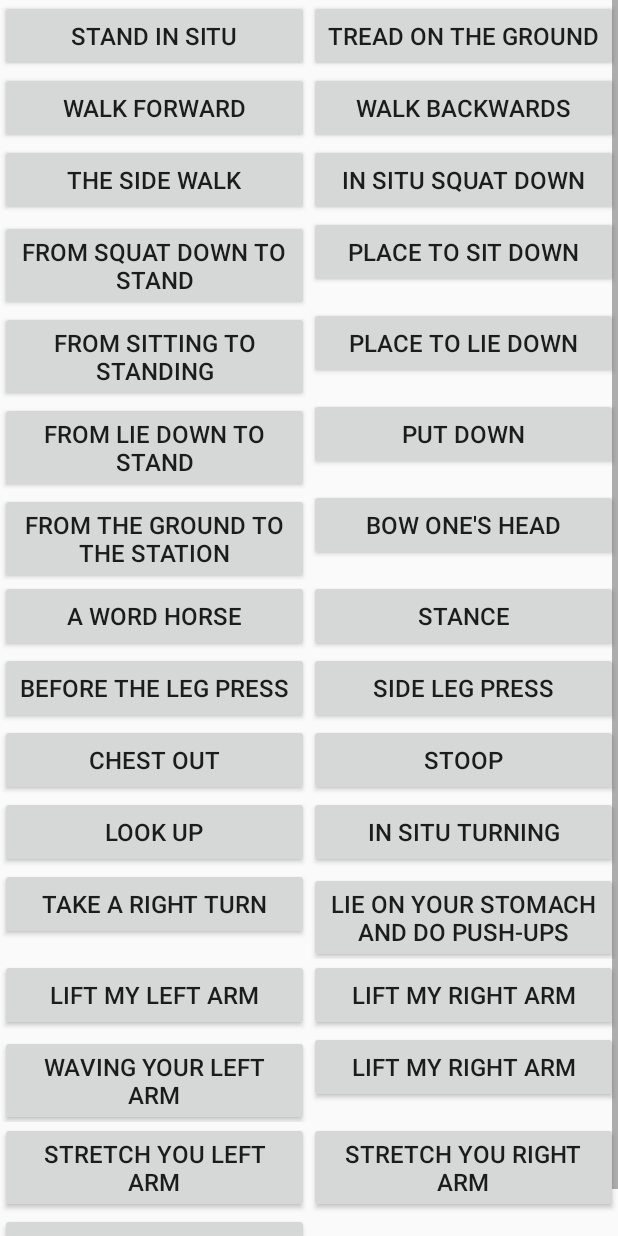
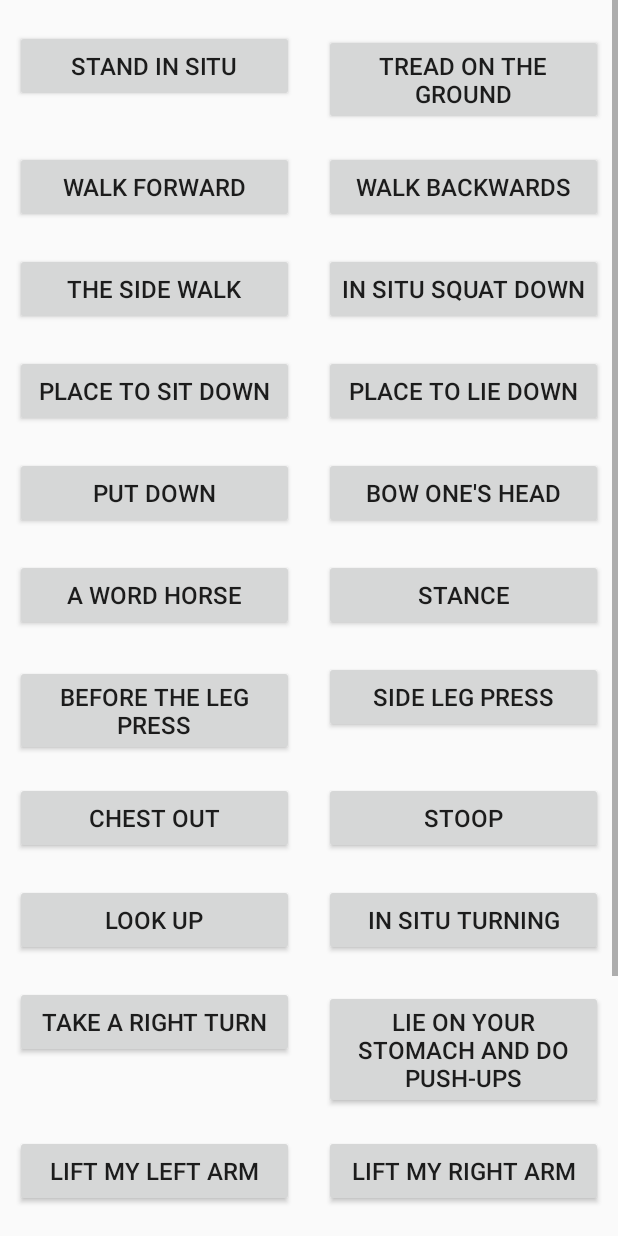
Before and after one commit to mohuaiyuan2015/bluetoothTest, an Android app: the layout communicate_layout.xml on its own in the app's theme, with its tools: preview values and no code run, on a phone screen of 412 x 824 dp. Run offline under Robolectric (Android 15) with nearby library versions, the phone set to English and light mode, and no system bars.

Commit message:
update:Communicate :annotation RecyclerView ,annotation 4 buttons ;add: Communicate :add 4 sign ;remove: remove Orders class

```diff
--- a/app/src/main/java/com/example/yf_04/bluetoothtest/bean/BasicAction.java
+++ b/app/src/main/java/com/example/yf_04/bluetoothtest/bean/BasicAction.java
@@ -48,4 +48,5 @@ public class BasicAction {
     public void setOrderId(String orderId) {
         this.orderId = orderId;
     }
+
 }
--- a/app/src/main/res/layout/activity_main.xml
+++ b/app/src/main/res/layout/activity_main.xml
@@ -32,7 +32,6 @@
         android:id="@+id/recycleview"
         android:layout_width="match_parent"
         android:layout_height="match_parent"
-        android:background="#00ff00"
         />
 
 
--- a/app/src/main/res/layout/communicate_layout.xml
+++ b/app/src/main/res/layout/communicate_layout.xml
@@ -18,23 +18,26 @@
                 android:layout_width="match_parent"
                 android:layout_height="wrap_content"
                 android:orientation="horizontal"
+                android:layout_marginTop="@dimen/btnMargin"
                 >
                 <Button
                     android:id="@+id/standInSitu"
-                    android:layout_width="0dp"
+                    android:layout_width="0dip"
                     android:layout_height="wrap_content"
                     android:layout_weight="1"
                     android:text="@string/stand_in_situ"
                     android:textSize="@dimen/textSize"
+                    android:layout_margin="@dimen/btnMargin"
                     />
 
                 <Button
                     android:id="@+id/treadOnTheGround"
-                    android:layout_width="0dp"
+                    android:layout_width="0dip"
                     android:layout_height="wrap_content"
                     android:layout_weight="1"
                     android:text="@string/tread_on_the_ground"
                     android:textSize="@dimen/textSize"
+                    android:layout_margin="@dimen/btnMargin"
                     />
 
             </LinearLayout>
@@ -45,20 +48,22 @@
                 >
                 <Button
                     android:id="@+id/walkForward"
-                    android:layout_width="0dp"
+                    android:layout_width="0dip"
                     android:layout_height="wrap_content"
                     android:layout_weight="1"
                     android:text="@string/walk_forward"
                     android:textSize="@dimen/textSize"
+                    android:layout_margin="@dimen/btnMargin"
                     />
 
                 <Button
                     android:id="@+id/walkBackwards"
-                    android:layout_width="0dp"
+                    android:layout_width="0dip"
                     android:layout_height="wrap_content"
                     android:layout_weight="1"
                     android:text="@string/walk_backwards"
                     android:textSize="@dimen/textSize"
+                    android:layout_margin="@dimen/btnMargin"
                     />
 
             </LinearLayout>
@@ -70,116 +75,145 @@
                 >
                 <Button
                     android:id="@+id/theSideWalk"
-                    android:layout_width="0dp"
+                    android:layout_width="0dip"
                     android:layout_height="wrap_content"
                     android:layout_weight="1"
                     android:text="@string/the_side_walk"
                     android:textSize="@dimen/textSize"
+                    android:layout_margin="@dimen/btnMargin"
+
                     />
 
                 <Button
                     android:id="@+id/inSituSquatDown"
-                    android:layout_width="0dp"
+                    android:layout_width="0dip"
                     android:layout_height="wrap_content"
                     android:layout_weight="1"
                     android:text="@string/in_situ_squat_down"
                     android:textSize="@dimen/textSize"
+                    android:layout_margin="@dimen/btnMargin"
                     />
 
             </LinearLayout>
-            <LinearLayout
+            <!--<LinearLayout
                 android:layout_width="match_parent"
                 android:layout_height="wrap_content"
                 android:orientation="horizontal"
                 >
                 <Button
                     android:id="@+id/fromSquatDownToStand"
-                    android:layout_width="0dp"
+                    android:layout_width="0dip"
                     android:layout_height="wrap_content"
                     android:layout_weight="1"
                     android:text="@string/from_squat_down_to_stand"
                     android:textSize="@dimen/textSize"
+                    android:layout_margin="@dimen/btnMargin"
                     />
 
                 <Button
                     android:id="@+id/placeToSitDown"
-                    android:layout_width="0dp"
+                    android:layout_width="0dip"
                     android:layout_height="wrap_content"
                     android:layout_weight="1"
                     android:text="@string/place_to_sit_down"
                     android:textSize="@dimen/textSize"
+                    android:layout_margin="@dimen/btnMargin"
                     />
 
-            </LinearLayout>
+            </LinearLayout>-->
             <LinearLayout
                 android:layout_width="match_parent"
                 android:layout_height="wrap_content"
                 android:orientation="horizontal"
                 >
-                <Button
+               <!-- <Button
                     android:id="@+id/fromSittingToStanding"
-                    android:layout_width="0dp"
+                    android:layout_width="0dip"
                     android:layout_height="wrap_content"
                     android:layout_weight="1"
                     android:text="@string/from_sitting_to_standing"
                     android:textSize="@dimen/textSize"
+                    android:layout_margin="@dimen/btnMargin"
+                    />-->
+                <Button
+                    android:id="@+id/placeToSitDown"
+                    android:layout_width="0dip"
+                    android:layout_height="wrap_content"
+                    android:layout_weight="1"
+                    android:text="@string/place_to_sit_down"
+                    android:textSize="@dimen/textSize"
+                    android:layout_margin="@dimen/btnMargin"
                     />
 
                 <Button
                     android:id="@+id/placeToLieDown"
-                    android:layout_width="0dp"
+                    android:layout_width="0dip"
                     android:layout_height="wrap_content"
                     android:layout_weight="1"
                     android:text="@string/place_to_lie_down"
                     android:textSize="@dimen/textSize"
+                    android:layout_margin="@dimen/btnMargin"
                     />
 
             </LinearLayout>
-            <LinearLayout
+           <!-- <LinearLayout
                 android:layout_width="match_parent"
                 android:layout_height="wrap_content"
                 android:orientation="horizontal"
                 >
                 <Button
                     android:id="@+id/fromLieDownToStand"
-                    android:layout_width="0dp"
+                    android:layout_width="0dip"
                     android:layout_height="wrap_content"
                     android:layout_weight="1"
                     android:text="@string/from_lie_down_to_stand"
                     android:textSize="@dimen/textSize"
+                    android:layout_margin="@dimen/btnMargin"
                     />
 
                 <Button
                     android:id="@+id/putDown"
-                    android:layout_width="0dp"
+                    android:layout_width="0dip"
                     android:layout_height="wrap_content"
                     android:layout_weight="1"
                     android:text="@string/put_down"
                     android:textSize="@dimen/textSize"
+                    android:layout_margin="@dimen/btnMargin"
                     />
 
-            </LinearLayout>
+            </LinearLayout>-->
             <LinearLayout
                 android:layout_width="match_parent"
                 android:layout_height="wrap_content"
                 android:orientation="horizontal"
                 >
-                <Button
+               <!-- <Button
                     android:id="@+id/fromTheGroundToTheStation"
-                    android:layout_width="0dp"
+                    android:layout_width="0dip"
                     android:layout_height="wrap_content"
                     android:layout_weight="1"
                     android:text="@string/from_the_ground_to_the_station"
                     android:textSize="@dimen/textSize"
+                    android:layout_margin="@dimen/btnMargin"
+                    />-->
+                <Button
+                    android:id="@+id/putDown"
+                    android:layout_width="0dip"
+                    android:layout_height="wrap_content"
+                    android:layout_weight="1"
+                    android:text="@string/put_down"
+                    android:textSize="@dimen/textSize"
+                    android:layout_margin="@dimen/btnMargin"
                     />
 
                 <Button
                     android:id="@+id/bowOnesHead"
-                    android:layout_width="0dp"
+                    android:layout_width="0dip"
                     android:layout_height="wrap_content"
                     android:layout_weight="1"
                     android:text="@string/bow_ones_head"
                     android:textSize="@dimen/textSize"
+                    android:layout_margin="@dimen/btnMargin"
                     />
 
             </LinearLayout>
@@ -190,20 +224,22 @@
                 >
                 <Button
                     android:id="@+id/aWordHorse"
-                    android:layout_width="0dp"
+                    android:layout_width="0dip"
                     android:layout_height="wrap_content"
                     android:layout_weight="1"
                     android:text="@string/a_word_horse"
                     android:textSize="@dimen/textSize"
+                    android:layout_margin="@dimen/btnMargin"
                     />
 
                 <Button
                     android:id="@+id/stance"
-                    android:layout_width="0dp"
+                    android:layout_width="0dip"
                     android:layout_height="wrap_content"
                     android:layout_weight="1"
                     android:text="@string/stance"
                     android:textSize="@dimen/textSize"
+                    android:layout_margin="@dimen/btnMargin"
                     />
 
             </LinearLayout>
@@ -214,20 +250,22 @@
                 >
                 <Button
                     android:id="@+id/beforeTheLegPress"
-                    android:layout_width="0dp"
+                    android:layout_width="0dip"
                     android:layout_height="wrap_content"
                     android:layout_weight="1"
                     android:text="@string/before_the_leg_press"
                     android:textSize="@dimen/textSize"
+                    android:layout_margin="@dimen/btnMargin"
                     />
 
                 <Button
                     android:id="@+id/sideLegPress"
-                    android:layout_width="0dp"
+                    android:layout_width="0dip"
                     android:layout_height="wrap_content"
                     android:layout_weight="1"
                     android:text="@string/side_leg_press"
                     android:textSize="@dimen/textSize"
+                    android:layout_margin="@dimen/btnMargin"
                     />
 
             </LinearLayout>
@@ -238,20 +276,22 @@
                     >
                 <Button
                     android:id="@+id/chestOut"
-                    android:layout_width="0dp"
+                    android:layout_width="0dip"
                     android:layout_height="wrap_content"
                     android:layout_weight="1"
                     android:text="@string/chest_out"
                     android:textSize="@dimen/textSize"
+                    android:layout_margin="@dimen/btnMargin"
                     />
 
                 <Button
                     android:id="@+id/stoop"
-                    android:layout_width="0dp"
+                    android:layout_width="0dip"
                     android:layout_height="wrap_content"
                     android:layout_weight="1"
                     android:text="@string/stoop"
                     android:textSize="@dimen/textSize"
+                    android:layout_margin="@dimen/btnMargin"
                     />
 
             </LinearLayout>
@@ -262,20 +302,22 @@
                     >
                 <Button
                     android:id="@+id/lookUp"
-                    android:layout_width="0dp"
+                    android:layout_width="0dip"
                     android:layout_height="wrap_content"
                     android:layout_weight="1"
                     android:text="@string/look_up"
                     android:textSize="@dimen/textSize"
+                    android:layout_margin="@dimen/btnMargin"
                     />
 
                 <Button
                     android:id="@+id/inSituTurning"
-                    android:layout_width="0dp"
+                    android:layout_width="0dip"
                     android:layout_height="wrap_content"
                     android:layout_weight="1"
                     android:text="@string/in_situ_turning"
                     android:textSize="@dimen/textSize"
+                    android:layout_margin="@dimen/btnMargin"
                     />
 
             </LinearLayout>
@@ -286,20 +328,22 @@
                 >
                 <Button
                     android:id="@+id/takeARightTurn"
-                    android:layout_width="0dp"
+                    android:layout_width="0dip"
                     android:layout_height="wrap_content"
                     android:layout_weight="1"
                     android:text="@string/take_a_right_turn"
                     android:textSize="@dimen/textSize"
+                    android:layout_margin="@dimen/btnMargin"
                     />
 
                 <Button
                     android:id="@+id/lieOnYourStomachAndDoPushUps"
-                    android:layout_width="0dp"
+                    android:layout_width="0dip"
                     android:layout_height="wrap_content"
                     android:layout_weight="1"
                     android:text="@string/lie_on_your_stomach_and_do_push_ups"
                     android:textSize="@dimen/textSize"
+                    android:layout_margin="@dimen/btnMargin"
                     />
 
             </LinearLayout>
@@ -310,20 +354,22 @@
                     >
                     <Button
                         android:id="@+id/liftMyLeftArm"
-                        android:layout_width="0dp"
+                        android:layout_width="0dip"
                         android:layout_height="wrap_content"
                         android:layout_weight="1"
                         android:text="@string/lift_my_left_arm"
                         android:textSize="@dimen/textSize"
+                        android:layout_margin="@dimen/btnMargin"
                         />
 
                     <Button
                         android:id="@+id/liftMyRightArm"
-                        android:layout_width="0dp"
+                        android:layout_width="0dip"
                         android:layout_height="wrap_content"
                         android:layout_weight="1"
                         android:text="@string/lift_my_right_arm"
                         android:textSize="@dimen/textSize"
+                        android:layout_margin="@dimen/btnMargin"
                         />
 
             </LinearLayout>
@@ -334,20 +380,22 @@
                 >
                 <Button
                     android:id="@+id/wavingYourLeftArm"
-                    android:layout_width="0dp"
+                    android:layout_width="0dip"
                     android:layout_height="wrap_content"
                     android:layout_weight="1"
                     android:text="@string/waving_your_left_arm"
                     android:textSize="@dimen/textSize"
+                    android:layout_margin="@dimen/btnMargin"
                     />
 
                 <Button
                     android:id="@+id/wavingYouRightArm"
-                    android:layout_width="0dp"
+                    android:layout_width="0dip"
                     android:layout_height="wrap_content"
                     android:layout_weight="1"
-                    android:text="@string/lift_my_right_arm"
+                    android:text="@string/waving_you_right_arm"
                     android:textSize="@dimen/textSize"
+                    android:layout_margin="@dimen/btnMargin"
                     />
 
             </LinearLayout>
@@ -358,20 +406,22 @@
                 >
                 <Button
                     android:id="@+id/stretchYouLeftArm"
-                    android:layout_width="0dp"
+                    android:layout_width="0dip"
                     android:layout_height="wrap_content"
                     android:layout_weight="1"
                     android:text="@string/stretch_you_left_arm"
                     android:textSize="@dimen/textSize"
+                    android:layout_margin="@dimen/btnMargin"
                     />
 
                 <Button
                     android:id="@+id/stretchYouRightArm"
-                    android:layout_width="0dp"
+                    android:layout_width="0dip"
                     android:layout_height="wrap_content"
                     android:layout_weight="1"
                     android:text="@string/stretch_you_right_arm"
                     android:textSize="@dimen/textSize"
+                    android:layout_margin="@dimen/btnMargin"
                     />
 
             </LinearLayout>
@@ -382,21 +432,23 @@
                 >
                 <Button
                     android:id="@+id/playBasketball"
-                    android:layout_width="0dp"
+                    android:layout_width="0dip"
                     android:layout_height="wrap_content"
                     android:layout_weight="1"
                     android:text="@string/play_basketball"
                     android:textSize="@dimen/textSize"
+                    android:layout_margin="@dimen/btnMargin"
                     />
 
                 <Button
                     android:id="@+id/toBeContinue"
-                    android:layout_width="0dp"
+                    android:layout_width="0dip"
                     android:layout_height="wrap_content"
                     android:layout_weight="1"
                     android:text="@string/to_be_continue"
                     android:textSize="@dimen/textSize"
                     android:visibility="invisible"
+                    android:layout_margin="@dimen/btnMargin"
 
                     />
 
--- a/app/src/main/res/values/dimens.xml
+++ b/app/src/main/res/values/dimens.xml
@@ -1,4 +1,5 @@
 <resources>
     <dimen name="fab_margin">16dp</dimen>
     <dimen name="textSize">16sp</dimen>
+    <dimen name="btnMargin">10dip</dimen>
 </resources>
```
Also changed, not shown: app/src/main/AndroidManifest.xml (+6 -1 lines), app/src/main/java/com/example/yf_04/bluetoothtest/BlueToothLeService/BluetoothLeService.java (+9 -13 lines), app/src/main/java/com/example/yf_04/bluetoothtest/Communicate.java (+139 -82 lines), app/src/main/java/com/example/yf_04/bluetoothtest/MainActivity.java (+22 -22 lines), app/src/main/java/com/example/yf_04/bluetoothtest/Utils/Orders.java (deleted, +0 -137 lines).
